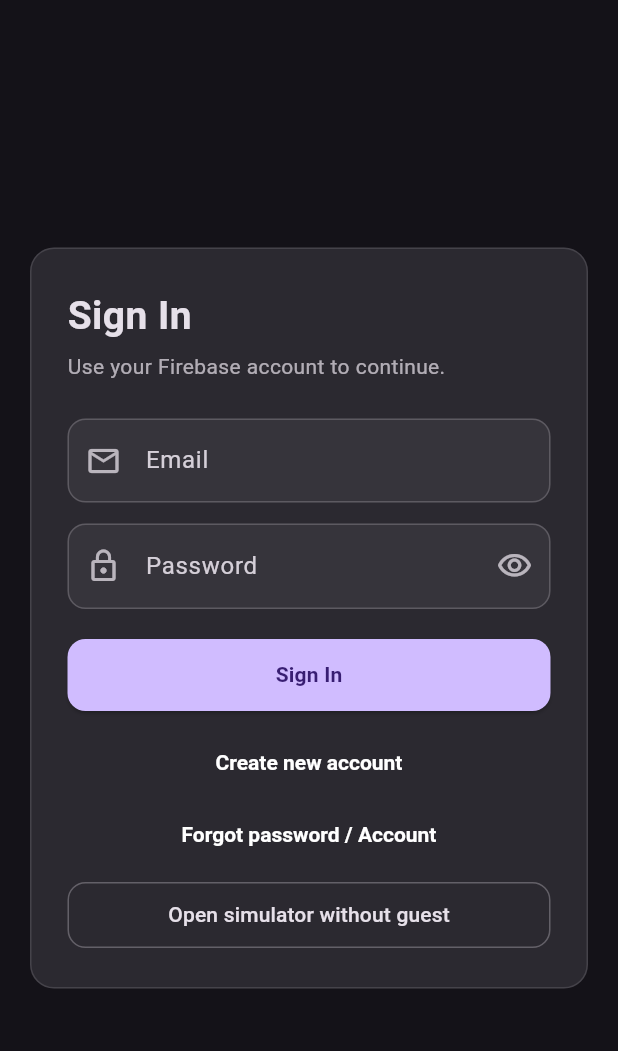
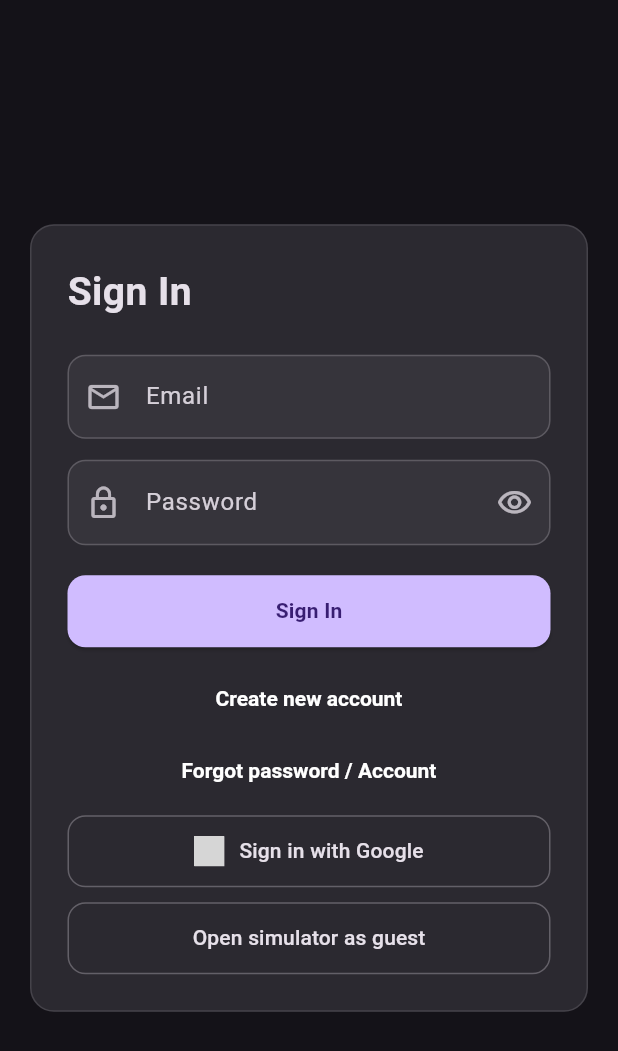
Before and after one commit to Autsadayut-th/toramproject, a Flutter app: the screen it shows after launch, on a phone screen of 412 x 824 dp. Shown: the top 1051 px of the screen. Run offline on Flutter 3.47's test engine with Material 3 defaults, Android fonts, the phone set to English and light mode, and no system bars; our stand-ins replace cloud_firestore, firebase_auth, firebase_core, flutter_svg, google_fonts, google_sign_in and 1 more; accounts and stored records are empty; network calls fail; grey boxes are pictures that could not be loaded.

Commit message:
Fix Google web auth flow and update Firebase config

```diff
--- a/lib/login_builds_page/login_screen.dart
+++ b/lib/login_builds_page/login_screen.dart
@@ -1,4 +1,8 @@
+import 'dart:async';
+
+import 'package:flutter/foundation.dart';
 import 'package:flutter/material.dart';
+import 'package:flutter_svg/flutter_svg.dart';
 
 import '../account_page/account_page.dart';
 import '../app_shell/app_shell_page.dart';
@@ -89,6 +93,31 @@ class _LoginScreenState extends State<LoginScreen> {
     );
   }
 
+  Future<void> _signInWithGoogle() async {
+    if (_isLoading) {
+      return;
+    }
+
+    _setLoading(true);
+
+    final AuthResult result = await _authService.signInWithGoogle();
+
+    if (!mounted) {
+      return;
+    }
+
+    _setLoading(false);
+
+    _showMessage(
+      result.message,
+      backgroundColor: LoginFormService.messageColorFor(result),
+    );
+
+    if (result.success) {
+      _goToHomeFromLoginRoute();
+    }
+  }
+
   void _openWithoutLogin() {
     Navigator.of(context).pushReplacement(
       MaterialPageRoute<void>(
@@ -124,10 +153,7 @@ class _LoginScreenState extends State<LoginScreen> {
     }
   }
 
-  void _showMessage(
-    String message, {
-    Color? backgroundColor,
-  }) {
+  void _showMessage(String message, {Color? backgroundColor}) {
     final ColorScheme colorScheme = Theme.of(context).colorScheme;
     ScaffoldMessenger.of(context).showSnackBar(
       SnackBar(
@@ -168,13 +194,6 @@ class _LoginScreenState extends State<LoginScreen> {
                       fontSize: 26,
                       fontWeight: FontWeight.w700,
                       color: colorScheme.onSurface,
-                    ),
-                  ),
-                  const SizedBox(height: 6),
-                  Text(
-                    'Use your Firebase account to continue.',
-                    style: TextStyle(
-                      color: colorScheme.onSurface.withValues(alpha: 0.72),
                     ),
                   ),
                   const SizedBox(height: 24),
@@ -251,18 +270,61 @@ class _LoginScreenState extends State<LoginScreen> {
                   ),
                   const SizedBox(height: 6),
                   OutlinedButton(
+                    onPressed: _isLoading ? null : _signInWithGoogle,
+                    style: OutlinedButton.styleFrom(
+                      foregroundColor: colorScheme.onSurface,
+                      side: BorderSide(
+                        color: colorScheme.onSurface.withValues(alpha: 0.3),
+                      ),
+                      minimumSize: const Size.fromHeight(48),
+                      shape: RoundedRectangleBorder(
+                        borderRadius: BorderRadius.circular(12),
+                      ),
+                    ),
+                    child: Row(
+                      mainAxisAlignment: MainAxisAlignment.center,
+                      children: <Widget>[
+                        SvgPicture.network(
+                          'https://www.gstatic.com/firebasejs/ui/2.0.0/images/auth/google.svg',
+                          width: 20,
+                          height: 20,
+                          placeholderBuilder: (BuildContext context) => Icon(
+                            Icons.account_circle,
+                            size: 20,
+                            color: colorScheme.onSurface.withValues(
+                              alpha: 0.75,
+                            ),
+                          ),
+                          colorFilter: ColorFilter.mode(
+                            colorScheme.onSurface.withValues(alpha: 0.8),
+                            BlendMode.srcIn,
+                          ),
+                        ),
+                        const SizedBox(width: 10),
+                        const Text(
+                          'Sign in with Google',
+                          style: TextStyle(fontWeight: FontWeight.w500),
+                        ),
+                      ],
+                    ),
+                  ),
+                  const SizedBox(height: 10),
+                  OutlinedButton(
                     onPressed: _isLoading ? null : _openWithoutLogin,
                     style: OutlinedButton.styleFrom(
                       foregroundColor: colorScheme.onSurface,
                       side: BorderSide(
                         color: colorScheme.onSurface.withValues(alpha: 0.3),
                       ),
-                      minimumSize: const Size.fromHeight(44),
+                      minimumSize: const Size.fromHeight(48),
                       shape: RoundedRectangleBorder(
                         borderRadius: BorderRadius.circular(12),
                       ),
                     ),
-                    child: const Text('Open simulator without guest'),
+                    child: const Text(
+                      'Open simulator as guest',
+                      style: TextStyle(fontWeight: FontWeight.w500),
+                    ),
                   ),
                 ],
               ),
@@ -285,11 +347,16 @@ class _LoginScreenState extends State<LoginScreen> {
       hintText: hint,
       filled: true,
       fillColor: colorScheme.surfaceContainerHighest,
-      labelStyle: TextStyle(color: colorScheme.onSurface.withValues(alpha: 0.9)),
+      labelStyle: TextStyle(
+        color: colorScheme.onSurface.withValues(alpha: 0.9),
+      ),
       hintStyle: TextStyle(
         color: colorScheme.onSurface.withValues(alpha: 0.42),
       ),
-      prefixIcon: Icon(icon, color: colorScheme.onSurface.withValues(alpha: 0.75)),
+      prefixIcon: Icon(
+        icon,
+        color: colorScheme.onSurface.withValues(alpha: 0.75),
+      ),
       suffixIcon: suffixIcon,
       enabledBorder: OutlineInputBorder(
         borderRadius: BorderRadius.circular(12),
--- a/pubspec.yaml
+++ b/pubspec.yaml
@@ -40,6 +40,8 @@ dependencies:
   http: ^1.5.0
   google_fonts: ^6.3.2
   shared_preferences: ^2.5.3
+  google_sign_in: ^6.2.1
+  flutter_svg: ^2.0.10
 
 dev_dependencies:
   flutter_test:
```
Also changed, not shown: lib/auth/firebase_auth_service.dart (+139 -5 lines), assets/logo/google_logo.png (added), pubspec.lock, 4 other files.
